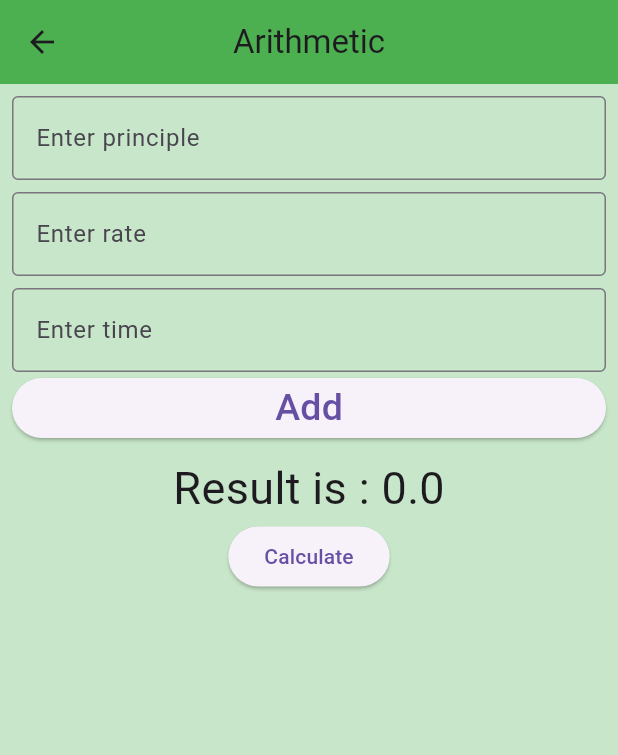
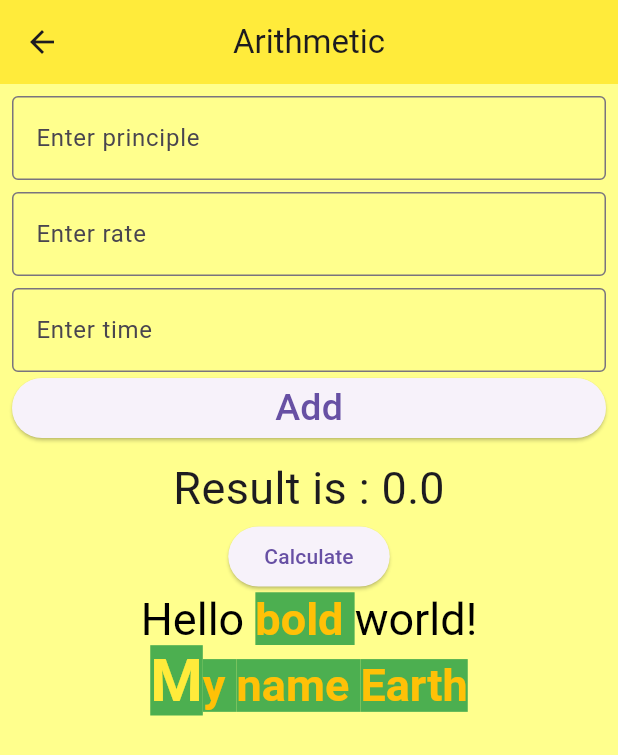
Before and after one commit to suyog100/KiranSirDart, a Flutter app: the SimpleInterest screen opened directly, on a phone screen of 412 x 824 dp. Shown: the top 755 px of the screen. Run offline on Flutter 3.47's test engine with Material 3 defaults, Android fonts, the phone set to English and light mode, and no system bars.

Commit message:
added ui

```diff
--- a/lib/screens/simple_interest_screen.dart
+++ b/lib/screens/simple_interest_screen.dart
@@ -1,3 +1,6 @@
+
+import 'dart:io';
+import 'dart:ui';
 
 import 'package:batch_32b/model/simple_interest_model.dart';
 import 'package:flutter/material.dart';
@@ -23,10 +26,10 @@ class _SimpleInterestState extends State<SimpleInterest> {
   @override
   Widget build(BuildContext context) {
     return Scaffold(
-      backgroundColor: Colors.green[100],
+      backgroundColor: Colors.yellowAccent[100],
       appBar: AppBar(
         title: const Text("Arithmetic"),
-        backgroundColor: Colors.green,
+        backgroundColor: Colors.yellow,
         centerTitle: true,
         elevation: 0,
       ),
@@ -112,6 +115,71 @@ class _SimpleInterestState extends State<SimpleInterest> {
               },
                   child: const Text('Calculate')
               ),
+
+              RichText(text: const TextSpan(
+                  text: "Hello ",
+                  style: TextStyle(
+                    color: Colors.black,
+                    fontSize: 30,
+                  ),
+              children:<TextSpan>[
+                TextSpan(
+                  text:'bold ',
+                  style: TextStyle(
+                    backgroundColor: Colors.green,
+                    fontWeight: FontWeight.bold,
+                    color: Colors.amber,
+                  ),
+              ),
+                TextSpan(
+                  text: 'world!',
+                ),
+
+                  ]
+                  ),
+                ),
+
+              RichText(text: const
+              TextSpan(
+                  text: 'M',
+                  style: TextStyle(
+                    fontSize: 40,
+                    backgroundColor:Colors.green,
+                    fontWeight:FontWeight.bold ,
+                    color: Colors.yellow,
+                  ),
+                children: <TextSpan>[
+                  TextSpan(
+                    text:'y ',
+                    style: TextStyle(
+                      fontSize: 30,
+                      backgroundColor: Colors.green,
+                      fontWeight: FontWeight.bold,
+                      color: Colors.amber,
+                    ),
+                  ),
+                  TextSpan(
+                    text:'name ',
+                    style: TextStyle(
+                      fontSize: 30,
+                      backgroundColor: Colors.green,
+                      fontWeight: FontWeight.bold,
+                      color: Colors.amber,
+                    ),
+                  ),
+                  TextSpan(
+                    text:'Earth',
+                    style: TextStyle(
+                      fontSize: 30,
+                      backgroundColor: Colors.green,
+                      fontWeight: FontWeight.bold,
+                      color: Colors.amber,
+                    ),
+                  )
+                ]
+              ),
+
+              )
             ],
           ),
         ),
```
Also changed, not shown: lib/screens/circle_screen.dart (+62 -19 lines), lib/screens/dashboard_screen.dart (+7 -0 lines), lib/screens/desing_screen.dart (added, +54 -0 lines).
